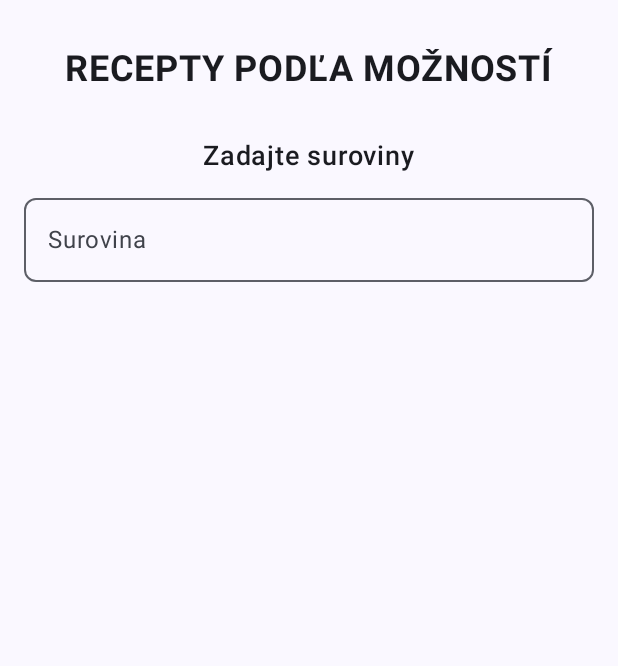
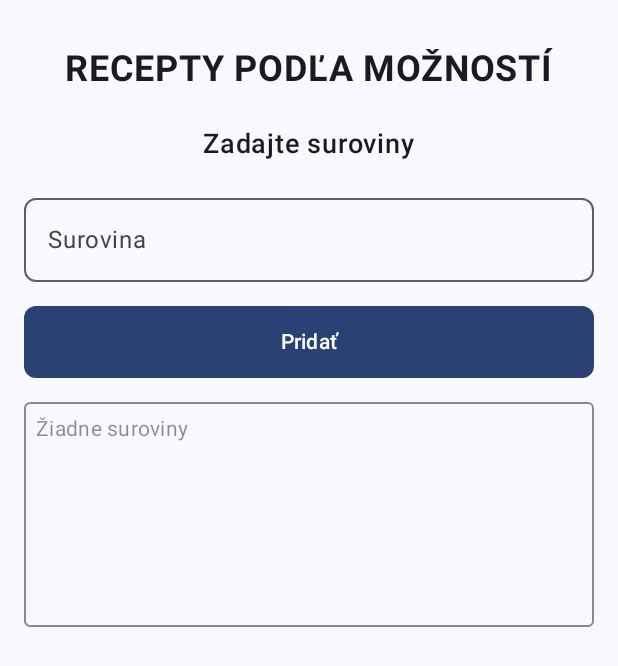
Before and after one commit to janko159/SemestralkaRecepty, an Android app built with Jetpack Compose: the screen it shows after launch (MainActivity), on a phone screen of 412 x 824 dp. Shown: the top 666 px of the screen. Run offline under Robolectric (Android 15) with nearby library versions, the phone set to English and light mode, and no system bars.

Commit message:
Pridanie Button a textarea
Pridanie button na pridavanie surovin  a textarea kde zhromazdujem suroviny

```diff
--- a/app/src/main/java/com/example/receptysemestralka/ui/home/HomeScreen.kt
+++ b/app/src/main/java/com/example/receptysemestralka/ui/home/HomeScreen.kt
@@ -1,7 +1,12 @@
 package com.example.receptysemestralka.ui.home
 
+import androidx.compose.foundation.border
 import androidx.compose.foundation.layout.*
+import androidx.compose.foundation.rememberScrollState
 import androidx.compose.foundation.shape.RoundedCornerShape
+import androidx.compose.foundation.verticalScroll
+import androidx.compose.material3.Button
+import androidx.compose.material3.ButtonDefaults
 import androidx.compose.material3.MaterialTheme
 import androidx.compose.material3.OutlinedTextField
 import androidx.compose.material3.Text
@@ -11,6 +16,7 @@ import androidx.compose.ui.Modifier
 import androidx.compose.ui.text.font.FontWeight
 import androidx.compose.ui.unit.dp
 import androidx.compose.ui.unit.sp
+import androidx.compose.ui.graphics.Color
 
 @Composable
 fun HomeScreen(
@@ -18,6 +24,8 @@ fun HomeScreen(
 ) {
     // Stav pre textové pole "Surovina"
     var ingredient by remember { mutableStateOf("") }
+    // Stav pre zoznam surovín
+    val ingredientsList = remember { mutableStateListOf<String>() }
 
     Column(
         modifier = modifier
@@ -33,7 +41,7 @@ fun HomeScreen(
             color = MaterialTheme.colorScheme.onBackground
         )
 
-        Spacer(modifier = Modifier.height(32.dp))
+        Spacer(modifier = Modifier.height(24.dp))
 
         // Podnadpis
         Text(
@@ -43,7 +51,7 @@ fun HomeScreen(
             color = MaterialTheme.colorScheme.onBackground
         )
 
-        Spacer(modifier = Modifier.height(16.dp))
+        Spacer(modifier = Modifier.height(24.dp))
 
         // Textové pole na zadanie suroviny
         OutlinedTextField(
@@ -57,6 +65,63 @@ fun HomeScreen(
             singleLine = true
         )
 
-        // Ďalšie UI prvky (tlačidlá...) pridáme neskôr
+        Spacer(modifier = Modifier.height(16.dp))
+
+        // Tlačidlo "Pridať"
+        Button(
+            onClick = {
+                if (ingredient.isNotBlank()) {
+                    ingredientsList.add(ingredient.trim())
+                    ingredient = ""
+                }
+            },
+            modifier = Modifier
+                .fillMaxWidth()
+                .height(48.dp),
+            shape = RoundedCornerShape(8.dp),
+            colors = ButtonDefaults.buttonColors(
+                containerColor = MaterialTheme.colorScheme.primary
+            )
+        ) {
+            Text(
+                text = "Pridať",
+                color = MaterialTheme.colorScheme.onPrimary,
+                style = MaterialTheme.typography.labelLarge
+            )
+        }
+
+        Spacer(modifier = Modifier.height(16.dp))
+
+        // Obal pre zoznam pridaných surovín
+        Column(
+            modifier = Modifier
+                .fillMaxWidth()
+                .height(150.dp)
+                .border(
+                    width = 1.dp,
+                    color = MaterialTheme.colorScheme.onBackground.copy(alpha = 0.5f),
+                    shape = RoundedCornerShape(4.dp)
+                )
+                .padding(8.dp)
+                .verticalScroll(rememberScrollState())
+        ) {
+            if (ingredientsList.isEmpty()) {
+                Text(
+                    text = "Žiadne suroviny",
+                    color = MaterialTheme.colorScheme.onBackground.copy(alpha = 0.5f),
+                    style = MaterialTheme.typography.bodyMedium
+                )
+            } else {
+                ingredientsList.forEachIndexed { index, item ->
+                    Text(
+                        text = "${index + 1}. $item",
+                        color = MaterialTheme.colorScheme.onBackground,
+                        style = MaterialTheme.typography.bodyMedium
+                    )
+                }
+            }
+        }
+
+        // Môžeme tu pokračovať s ďalšími prvkami... (Filtrovanie, Vyhľadaj)
     }
 }
```
